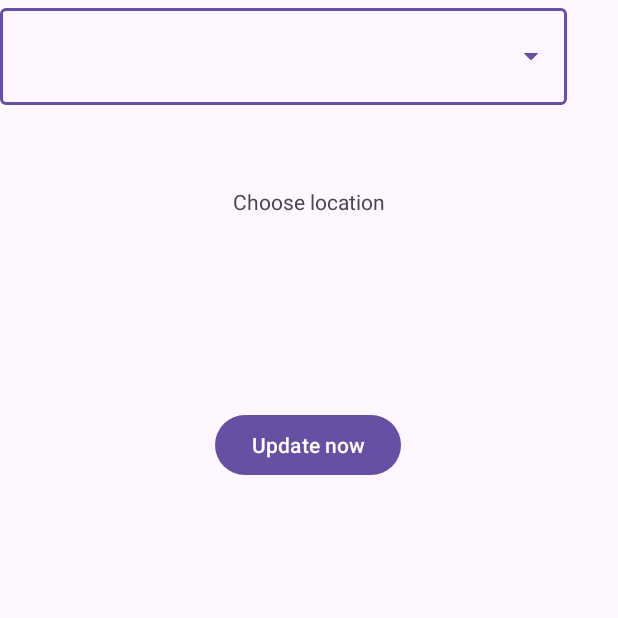
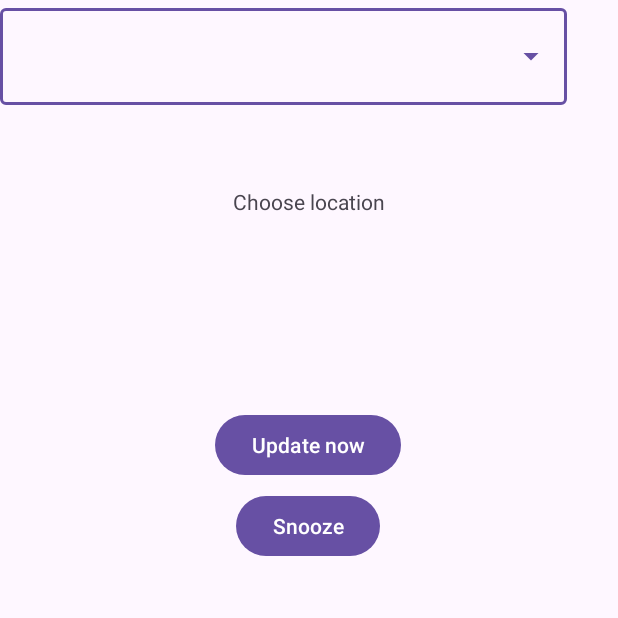
Before and after one commit to Joel-mq/COMP4060CPD, an Android app: the screen it shows after launch (MainActivity), on a phone screen of 412 x 824 dp, the top half of it. Run offline under Robolectric (Android 15) with nearby library versions, the phone set to English and light mode, and no system bars.

Commit message:
Alarm implemented
Snooze button build in to stop alarm as well

```diff
--- a/app/src/main/java/com/example/gpsnotifier/MainActivity.java
+++ b/app/src/main/java/com/example/gpsnotifier/MainActivity.java
@@ -7,12 +7,16 @@ import androidx.core.app.NotificationCompat;
 import androidx.core.app.NotificationManagerCompat;
 
 import android.Manifest;
+import android.annotation.SuppressLint;
 import android.app.NotificationChannel;
 import android.app.NotificationManager;
 import android.app.PendingIntent;
 import android.content.Intent;
 import android.content.pm.PackageManager;
 import android.location.Location;
+import android.media.Ringtone;
+import android.media.RingtoneManager;
+import android.net.Uri;
 import android.os.Build;
 import android.os.Bundle;
 import android.os.Handler;
@@ -36,6 +40,7 @@ public class MainActivity extends AppCompatActivity {
 
     private static final String CHANNEL_ID = "GPSNotifierID";
     private Button button;
+    private Button snoozeButton;
     private TextView stateOfLocation;
     private TextView locationTracked;
     private static final int uniqueID = 40111;
@@ -49,12 +54,15 @@ public class MainActivity extends AppCompatActivity {
 
     private int stopTracked = -1;
     private boolean started = false;
+    boolean playAlarm = true;
     private Handler handler = new Handler();
 
     private final int UPDATE_DELAY_SECONDS = 5;
 
     NotificationCompat.Builder notification;
     NotificationManagerCompat notificationManager;
+
+    Ringtone r;
 
     private Runnable runnable = new Runnable() {
         @Override
@@ -93,16 +101,25 @@ public class MainActivity extends AppCompatActivity {
             super.onLocationResult(locationResult);
         }
     };
+    @SuppressLint("MissingInflatedId")
     @Override
     protected void onCreate(Bundle savedInstanceState) {
         super.onCreate(savedInstanceState);
         setContentView(R.layout.activity_main);
         createNotificationChannel();
 
+        Uri alarmNoise = RingtoneManager.getDefaultUri(RingtoneManager.TYPE_ALARM);
+        r = RingtoneManager.getRingtone(getApplicationContext(), alarmNoise);
+
+        // buttons!
         button = findViewById(R.id.button);
+        snoozeButton = findViewById(R.id.snoozeButton);
+
+        // text
         stateOfLocation = findViewById(R.id.textView);
         locationTracked = findViewById(R.id.textViewLocation);
 
+        // Notification
 
         Intent intent = new Intent(this, MainActivity.class);
         intent.setFlags(Intent.FLAG_ACTIVITY_NEW_TASK | Intent.FLAG_ACTIVITY_CLEAR_TASK);
@@ -120,12 +137,9 @@ public class MainActivity extends AppCompatActivity {
                 .setAutoCancel(true);
 
 
-        // button
         notificationManager = NotificationManagerCompat.from(this);
 
-        //locationRequest = new LocationRequest();
-        //locationRequest.Builder.setInterval()
-
+        // yucky bus route stuff
         _144ChatswoodToManly_.addStop(-33.79740449048758, 151.1794862107421, "Chatswood Station, Victoria Ave, Stand F");
         _144ChatswoodToManly_.addStop(-33.800287048183776, 151.1795093172719, "Pacific Hwy at Ellis St");
         _144ChatswoodToManly_.addStop(-33.802413886402014, 151.1796451964106, "Pacific Hwy at Gordon Ave");
@@ -179,7 +193,7 @@ public class MainActivity extends AppCompatActivity {
         _144ChatswoodToManly_.addStop(-33.79595390780698, 151.27991582954058, "Sydney Rd opp George St");
         _144ChatswoodToManly_.addStop(-33.7964137277086, 151.28271380549666, "Ivanhoe Park, Sydney Rd");
 
-
+        // add bus route to dropdown menu
         String[] items = _144ChatswoodToManly_.returnStringOfBusStops();
         autoCompleteTextView = findViewById(R.id.auto_complete_textview);
         adapterItems = new ArrayAdapter<String>(this, R.layout.list_item, items);
@@ -199,14 +213,27 @@ public class MainActivity extends AppCompatActivity {
             }
         });
 
+        // buttons again
         button.setOnClickListener(new View.OnClickListener() {
             @Override
             public void onClick(View v) {
                 updateGPS();
-                //notificationManager.notify(uniqueID, notification.build());
             }
         });
 
+        snoozeButton.setOnClickListener(new View.OnClickListener() {
+            @Override
+            public void onClick(View v) {
+                if (playAlarm) {
+                    r.stop();
+                    playAlarm = false;
+                    snoozeButton.setText("Unsnooze");
+                } else {
+                    playAlarm = true;
+                    snoozeButton.setText("Snooze");
+                }
+            }
+        });
 
 
     }
@@ -251,7 +278,14 @@ public class MainActivity extends AppCompatActivity {
                                 stateOfLocation.setText("Latitude: " + location.getLatitude() + " Longitude: " + location.getLongitude() + " You are within " + (int)distanceFromMeters + "m from " + _144ChatswoodToManly_.busStops[stopTracked].name);
 
                                 // notification
-                                notificationManager.notify(uniqueID, notification.build());
+
+
+                                if (!r.isPlaying() && playAlarm) {
+                                    notificationManager.notify(uniqueID, notification.build());
+
+                                    r.play();
+                                }
+
                             }
                             //                        double tempLat;
                             //                        double tempLong;
--- a/app/src/main/res/layout/activity_main.xml
+++ b/app/src/main/res/layout/activity_main.xml
@@ -29,6 +29,18 @@
         app:layout_constraintTop_toTopOf="parent"
         app:layout_constraintVertical_bias="0.351" />
 
+    <Button
+        android:id="@+id/snoozeButton"
+        android:layout_width="wrap_content"
+        android:layout_height="wrap_content"
+        android:text="Snooze"
+        app:layout_constraintBottom_toBottomOf="parent"
+        app:layout_constraintEnd_toEndOf="parent"
+        app:layout_constraintHorizontal_bias="0.498"
+        app:layout_constraintStart_toStartOf="parent"
+        app:layout_constraintTop_toTopOf="parent"
+        app:layout_constraintVertical_bias="0.421" />
+
     <com.google.android.material.textfield.TextInputLayout
         android:id="@+id/textInputLayout"
         style="@style/Widget.MaterialComponents.TextInputLayout.OutlinedBox.ExposedDropdownMenu"
```
